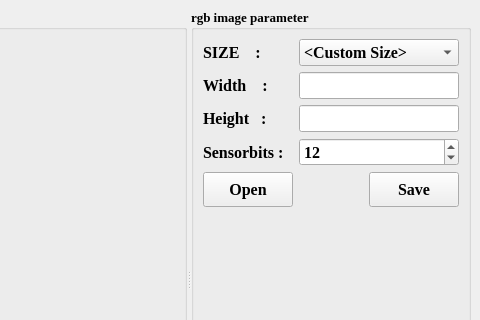
Old version of the form rgb_viewer.ui in the repository HuJingwen1211/MCISP; both pictures show x 540 to 1020 and y 0 to 320 of the 1020 by 580 pixel window.
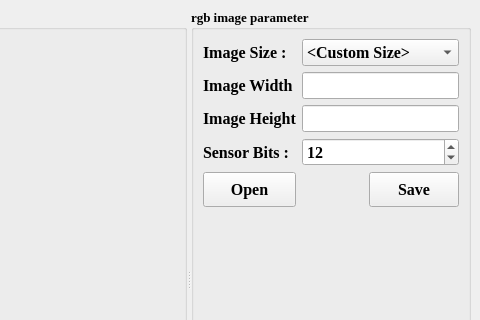
New version of the form.

Commit message: add click to open image file

Diff of the .ui file:
```diff
--- a/rgb_viewer.ui
+++ b/rgb_viewer.ui
@@ -84,7 +84,7 @@
                </font>
               </property>
               <property name="text">
-               <string>SIZE    :</string>
+               <string>Image Size :</string>
               </property>
              </widget>
             </item>
@@ -154,7 +154,7 @@
                </font>
               </property>
               <property name="text">
-               <string>Width    :</string>
+               <string>Image Width :</string>
               </property>
              </widget>
             </item>
@@ -179,7 +179,7 @@
                </font>
               </property>
               <property name="text">
-               <string>Height   :</string>
+               <string>Image Height :</string>
               </property>
              </widget>
             </item>
@@ -204,7 +204,7 @@
                </font>
               </property>
               <property name="text">
-               <string>Sensorbits : </string>
+               <string>Sensor Bits : </string>
               </property>
              </widget>
             </item>
```
Left out of the diff: 4 changed lines with no effect on the pictures. The commit also changes 23 other files.
